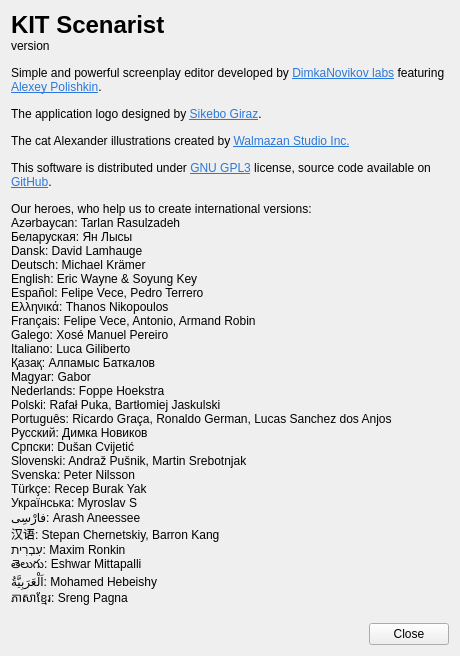
The window that src/bin/scenarist-desktop/UserInterfaceLayer/Application/AboutDialog.ui (dimkanovikov/KITScenarist) describes before a commit, drawn with Qt 5.
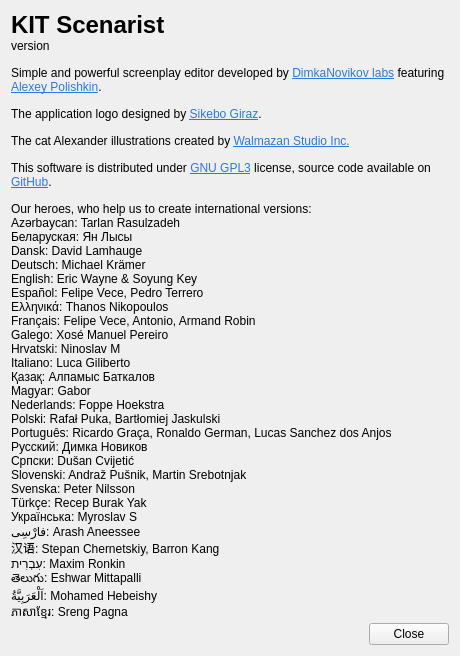
The same window after the commit.

```diff
--- a/src/bin/scenarist-desktop/UserInterfaceLayer/Application/AboutDialog.ui
+++ b/src/bin/scenarist-desktop/UserInterfaceLayer/Application/AboutDialog.ui
@@ -212,6 +212,7 @@
 Ελληνικά: Thanos Nikopoulos
 Français: Felipe Vece, Antonio, Armand Robin
 Galego: Xosé Manuel Pereiro
+Hrvatski: Ninoslav M
 Italiano: Luca Giliberto
 Қазақ: Алпамыс Баткалов
 Magyar: Gabor
```
